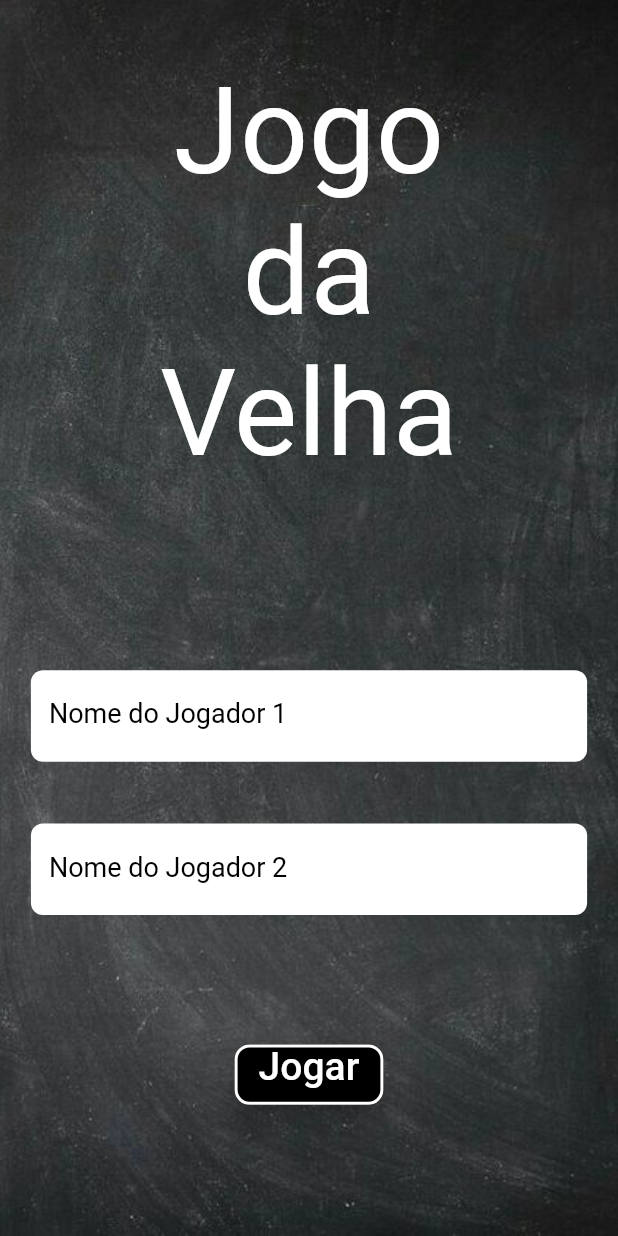
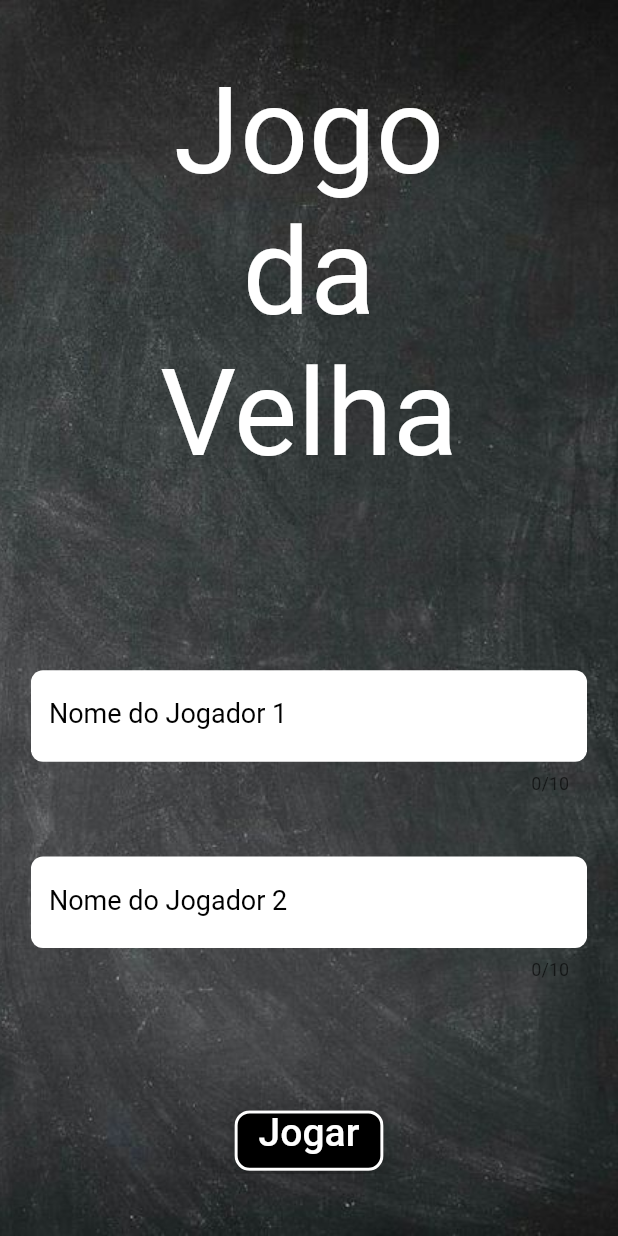
Before and after one commit to thiagolop/jogo_da_velha, a Flutter app: the HomePage screen opened by its route, after a tap on the "arrow back" icon, on a phone screen of 412 x 824 dp. Run offline on Flutter 3.47's test engine with Material 2 defaults, Android fonts, the phone set to English and light mode, and no system bars; our stand-ins replace google_fonts; Roboto replaces fonts that are missing (Coiny).

Commit message:
finish app 1.0

```diff
--- a/lib/app/pages/home/widgets/on_turn_text.dart
+++ b/lib/app/pages/home/widgets/on_turn_text.dart
@@ -18,15 +18,17 @@ class OnTurnText extends StatelessWidget {
     return Visibility(
       visible: controller.isGaming,
       child: Container(
-        padding: EdgeInsets.symmetric(horizontal: context.percentWith(0.1), vertical: 8),
+        padding: EdgeInsets.symmetric(horizontal: context.percentWith(0.08), vertical: 8),
         decoration: BoxDecoration(
           borderRadius: BorderRadius.circular(16),
           border: Border.all(color: context.colorsApp.backgroundColor, width: 2),
           color: Colors.black.withOpacity(0.4),
         ),
-        child: Text(
-          text,
-          style: context.textStyles.textCoiny.copyWith(color: context.colorsApp.whiteColor),
+        child: Expanded(
+          child: Text(
+            text,
+            style: context.textStyles.textCoiny.copyWith(color: context.colorsApp.whiteColor),
+          ),
         ),
       ),
     );
--- a/lib/app/pages/register/register_page.dart
+++ b/lib/app/pages/register/register_page.dart
@@ -41,6 +41,7 @@ class RegisterPage extends StatelessWidget {
                           ),
                           SizedBox(height: context.percentHeight(0.15)),
                           TextFormField(
+                            maxLength: 10,
                             style: context.textStyles.textCoiny.copyWith(color: context.colorsApp.primaryColor, fontSize: 18),
                             autovalidateMode: AutovalidateMode.onUserInteraction,
                             controller: controller.namePlayer1Controller,
@@ -88,6 +89,7 @@ class RegisterPage extends StatelessWidget {
                           ),
                           SizedBox(height: context.percentHeight(0.05)),
                           TextFormField(
+                            maxLength: 10,
                             style: context.textStyles.textCoiny.copyWith(color: context.colorsApp.primaryColor, fontSize: 18),
                             autovalidateMode: AutovalidateMode.onUserInteraction,
                             textInputAction: TextInputAction.send,
--- a/pubspec.yaml
+++ b/pubspec.yaml
@@ -70,8 +70,6 @@ flutter:
   # To add assets to your application, add an assets section, like this:
   assets:
     - assets/icon/Icon.png
-    - assets/images/background.jpg
-    - assets/images/background1.jpg
     - assets/images/background2.jpg
 
   # An image asset can refer to one or more resolution-specific "variants", see
```
Also changed, not shown: assets/images/background.jpg (deleted), assets/images/background1.jpg (deleted).
